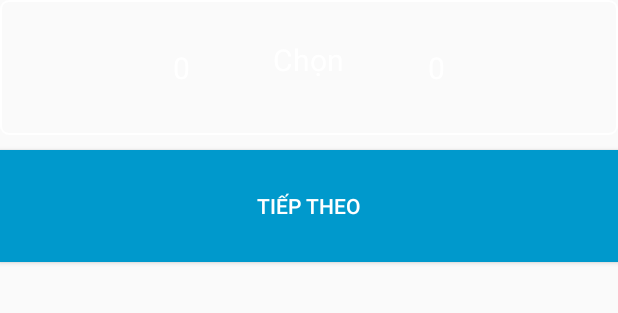
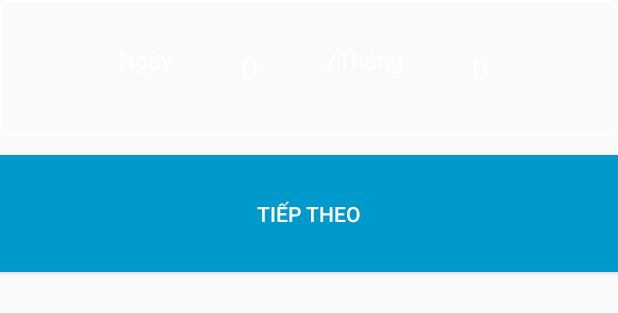
Before and after one commit to hoangvietP/Foyh_Android_app, an Android app: the layout step1.xml on its own in the app's theme, with its tools: preview values and no code run, on a phone screen of 412 x 824 dp. Shown: the top 313 px of the screen. Run offline under Robolectric (Android 15) with nearby library versions, the phone set to English and light mode, and no system bars; network calls fail.

Commit message:
update to biuld

```diff
--- a/app/src/main/java/com/example/foyh/testui/ortherThread/RegistrationTask.java
+++ b/app/src/main/java/com/example/foyh/testui/ortherThread/RegistrationTask.java
@@ -55,7 +55,7 @@ public class RegistrationTask extends AsyncTask<String, Void, String>{
         jsonObject=nn;
         String data= "";
         fileDAO file=new fileDAO();
-        try {gdt.saveDataThisMonth(context);
+        try {
             jsonObject = gdt.getData(context);
         } catch (JSONException e) {
             e.printStackTrace();
--- a/app/src/main/res/layout/step1.xml
+++ b/app/src/main/res/layout/step1.xml
@@ -4,7 +4,7 @@
             xmlns:app="http://schemas.android.com/apk/res-auto"
             xmlns:tools="http://schemas.android.com/tools"
             android:layout_width="match_parent"
-            android:layout_height="180dp"
+            android:layout_height="190dp"
     android:weightSum="3"
 
             android:orientation="vertical"
@@ -13,11 +13,20 @@
             android:layout_width="match_parent"
             android:layout_height="90dp"
             android:background="@drawable/custom_padding"
-            android:gravity="center"
+            android:gravity="center|right"
+            android:paddingRight="40dp"
             android:orientation="horizontal"
             android:weightSum="4"
             android:paddingBottom="10dp"
             >
+                <TextView
+                    android:id="@+id/one"
+                    android:layout_width="wrap_content"
+                    android:layout_height="wrap_content"
+                    android:text="Ngày"
+                    android:textSize="16sp"
+                    android:textColor="@android:color/white"
+                    ></TextView>
                 <NumberPicker
                     android:id="@+id/np"
                     style="@android:style/Widget.Material.Light.NumberPicker"
@@ -30,10 +39,11 @@
                     android:theme="@style/NumberPickerTheme"
                     android:layout_gravity="center_horizontal" />
                 <TextView
+                    android:id="@+id/tow"
                     android:layout_width="wrap_content"
                     android:layout_height="wrap_content"
-                    android:text="Chọn"
-                    android:textSize="20sp"
+                    android:text="/Tháng"
+                    android:textSize="16sp"
                     android:textColor="@android:color/white"
                     ></TextView>
                 <NumberPicker
--- a/app/src/main/res/layout/step2.xml
+++ b/app/src/main/res/layout/step2.xml
@@ -11,7 +11,7 @@
             >
         <androidx.appcompat.widget.LinearLayoutCompat
             android:layout_width="match_parent"
-            android:layout_height="90dp"
+            android:layout_height="80dp"
             android:background="@drawable/custom_padding"
             android:gravity="center"
             android:orientation="horizontal"
@@ -21,7 +21,7 @@
                     android:id="@+id/number"
                     style="@android:style/Widget.Material.Light.NumberPicker"
                     android:layout_width="wrap_content"
-                    android:layout_height="90dp"
+                    android:layout_height="80dp"
                     android:textAlignment="center"
                     android:textDirection="firstStrongLtr"
                     tools:targetApi="n"
@@ -39,7 +39,7 @@
             android:id="@+id/next_button1"
             android:layout_width="match_parent"
             android:text="Tiếp Theo"
-            android:layout_height="90dp"
+            android:layout_height="80dp"
             android:textColor="@android:color/white"
             android:background="@android:color/holo_blue_dark"
             android:onClick="setQuessiton"
```
Also changed, not shown: app/src/main/java/com/example/foyh/fragment/FistFragment.java (+39 -5 lines), app/src/main/java/com/example/foyh/fragment/SecondFragment.java (+17 -9 lines), app/src/main/java/com/example/foyh/testui/Data/service/DataServiceMethod.java (+28 -5 lines), app/src/main/res/layout/step4.xml (+10 -2 lines).
